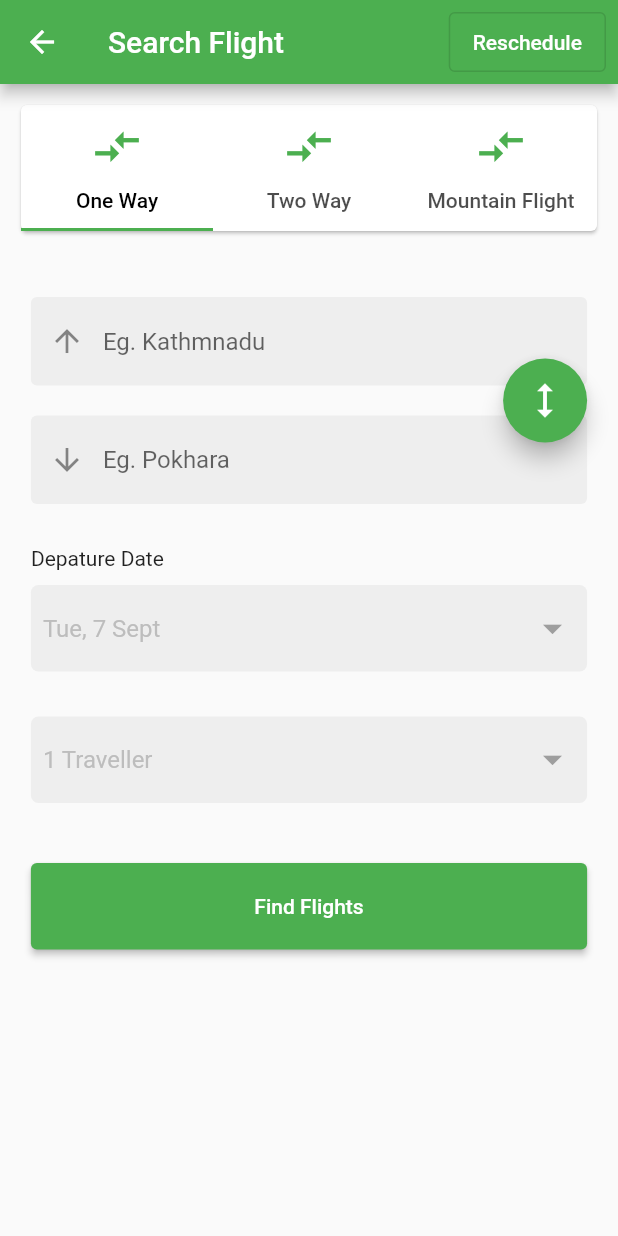
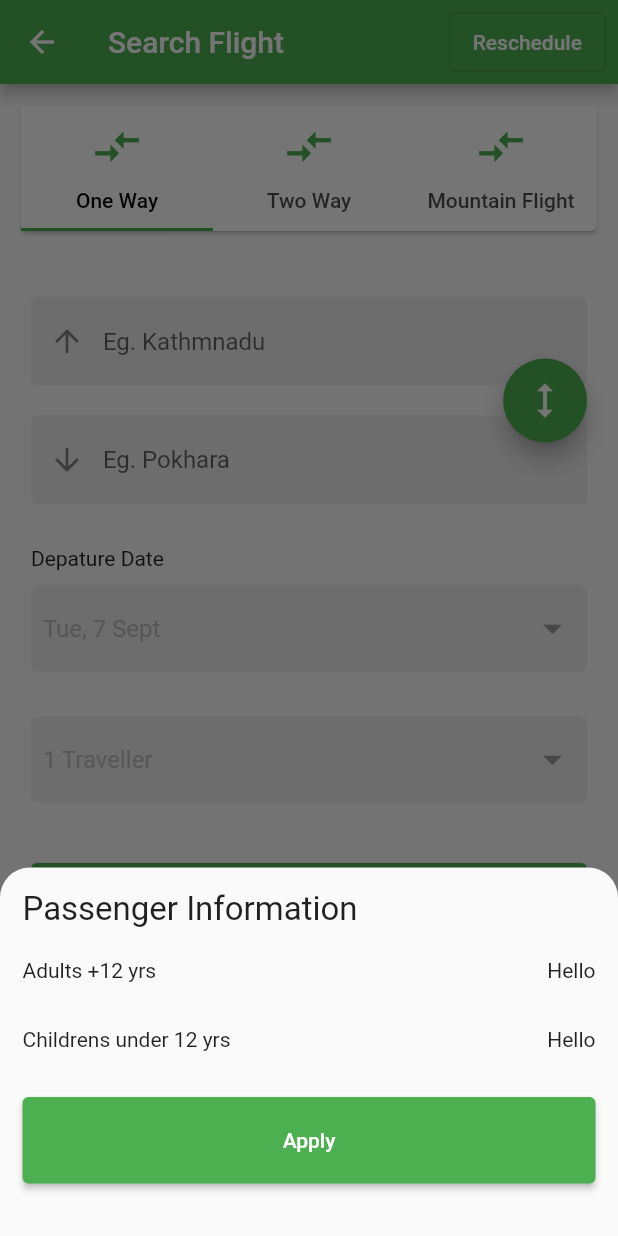
Before and after one commit to rajbahakdanyu/Khanepani_flutter, a Flutter app: the Airline screen opened by its route, after a tap on "1 Traveller", on a phone screen of 412 x 824 dp. Run offline on Flutter 3.47's test engine with Material 2 defaults, Android fonts, the phone set to English and light mode, and no system bars.

Commit message:
Added input counter widget

```diff
--- /dev/null
+++ b/lib/widgets/counter_input_widget.dart
@@ -0,0 +1,17 @@
+import 'package:flutter/material.dart';
+
+class CounterInputWidget extends StatefulWidget {
+  const CounterInputWidget({Key? key}) : super(key: key);
+
+  @override
+  _CounterInputWidgetState createState() => _CounterInputWidgetState();
+}
+
+class _CounterInputWidgetState extends State<CounterInputWidget> {
+  @override
+  Widget build(BuildContext context) {
+    return Container(
+      child: Text('Hello'),
+    );
+  }
+}
--- a/lib/widgets/depature_widget.dart
+++ b/lib/widgets/depature_widget.dart
@@ -1,4 +1,5 @@
 import 'package:flutter/material.dart';
+import 'package:khanepani/widgets/counter_input_widget.dart';
 
 import 'package:khanepani/widgets/water_counter_widget.dart';
 
@@ -26,6 +27,50 @@ class _DepatureWidgetState extends State<DepatureWidget> {
       });
   }
 
+  Widget buildSheet() => Padding(
+        padding: const EdgeInsets.all(15.0),
+        child: Column(
+          crossAxisAlignment: CrossAxisAlignment.start,
+          mainAxisSize: MainAxisSize.min,
+          children: [
+            Text(
+              'Passenger Information',
+              style: TextStyle(
+                fontSize: 22,
+              ),
+            ),
+            SizedBox(height: 20),
+            Row(
+              mainAxisAlignment: MainAxisAlignment.spaceBetween,
+              children: [
+                Text('Adults +12 yrs'),
+                CounterInputWidget(),
+              ],
+            ),
+            SizedBox(height: 30),
+            Row(
+              mainAxisAlignment: MainAxisAlignment.spaceBetween,
+              children: [
+                Text('Childrens under 12 yrs'),
+                CounterInputWidget(),
+              ],
+            ),
+            SizedBox(height: 30),
+            ElevatedButton(
+              style: ElevatedButton.styleFrom(
+                fixedSize: Size(
+                  MediaQuery.of(context).size.width,
+                  MediaQuery.of(context).size.height * 0.07,
+                ),
+              ),
+              onPressed: () {},
+              child: Text('Apply'),
+            ),
+            SizedBox(height: 20),
+          ],
+        ),
+      );
+
   @override
   Widget build(BuildContext context) {
     return Container(
@@ -39,7 +84,15 @@ class _DepatureWidgetState extends State<DepatureWidget> {
           SizedBox(height: 30),
           WaterCounterWidget(
             title: '1 Traveller',
-            tapFunction: () {},
+            tapFunction: () => showModalBottomSheet(
+              context: context,
+              builder: (context) => buildSheet(),
+              shape: RoundedRectangleBorder(
+                borderRadius: BorderRadius.vertical(
+                  top: Radius.circular(20),
+                ),
+              ),
+            ),
           ),
           SizedBox(height: 40),
           ElevatedButton(
```
